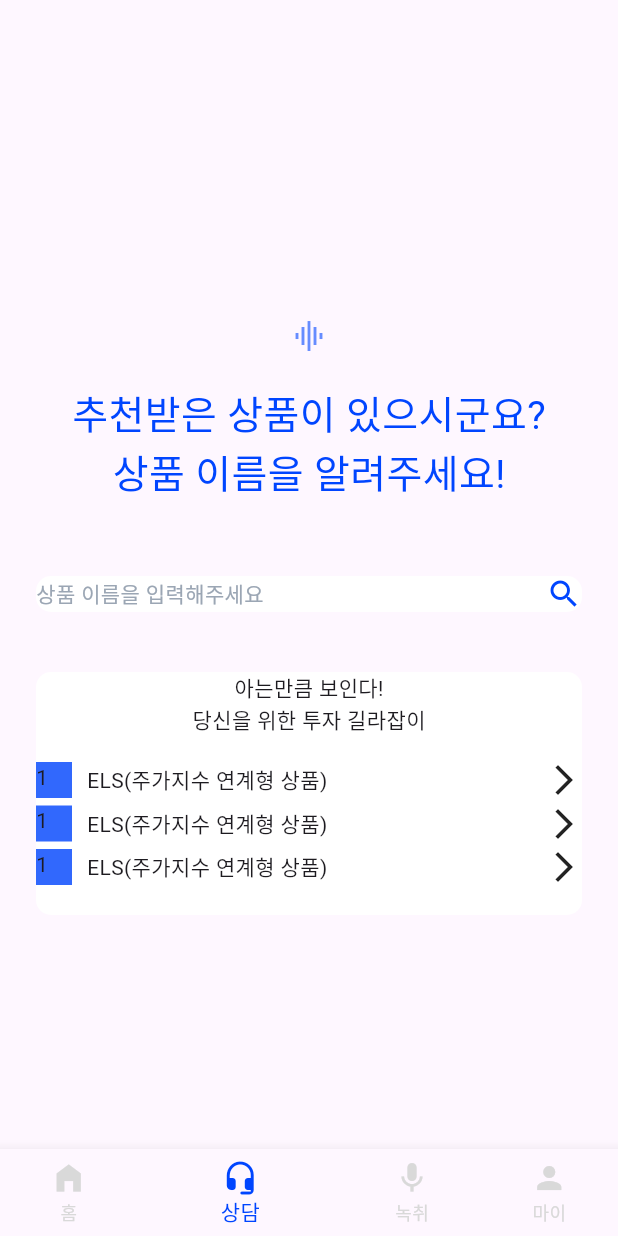
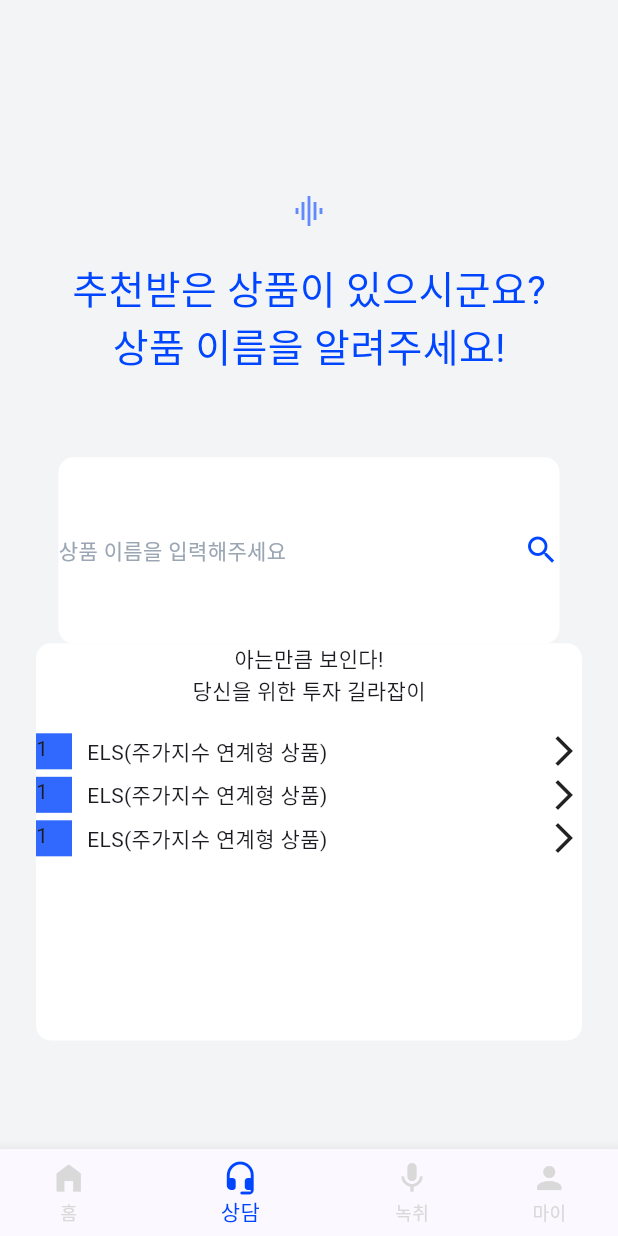
Before and after one commit to Naeun-privatebanker/Front, a Flutter app: the screen it shows after launch, on a phone screen of 412 x 824 dp. Run offline on Flutter 3.47's test engine with Material 3 defaults, Android fonts, the phone set to English and light mode, and no system bars.

Commit message:
set background&appBar coolor

```diff
--- a/lib/main.dart
+++ b/lib/main.dart
@@ -14,9 +14,14 @@ class MyApp extends StatelessWidget {
     return MaterialApp(
       title: 'Naeun',
       theme: ThemeData(
-        colorScheme: ColorScheme.fromSeed(seedColor: Colors.deepPurple),
+        colorScheme: ColorScheme.fromSeed(seedColor: const Color(0xff0045FF)),
+        scaffoldBackgroundColor: const Color(0xffF2F4F6),
+        appBarTheme: const AppBarTheme(
+          color: Color(0xffF2F4F6),
+        ),
         useMaterial3: true,
       ),
+      debugShowCheckedModeBanner: false,
       home: const TabControlScreen(index: 1),
     );
   }
--- a/lib/screens/consult_screen.dart
+++ b/lib/screens/consult_screen.dart
@@ -19,35 +19,53 @@ class _ConsultScreenState extends State<ConsultScreen> {
           mainAxisAlignment: MainAxisAlignment.center,
           crossAxisAlignment: CrossAxisAlignment.center,
           children: <Widget>[
+            Flexible(
+              flex: 4,
+              child: Column(
+                children: [
                   Icon(Icons.multitrack_audio_outlined, color: const Color(0xff0045FF).withOpacity(0.6),),
                   SizedBox(height: 20,),
                   Text('추천받은 상품이 있으시군요?', style: TextStyle(color: const Color(0xff0045FF), fontSize: 26),),
                   Text('상품 이름을 알려주세요!', style: TextStyle(color: const Color(0xff0045FF), fontSize: 26),),
-            SizedBox(height: 50,),
+                ],
+              )
+            ),
             // todo : 검색 기능 연결하기
-            Container(
+            Flexible(
+              flex: 3,
+              child: Container(
+                padding: const EdgeInsets.fromLTRB(0, 50, 0, 50),
+                margin: const EdgeInsets.fromLTRB(15, 0, 15, 0),
                 decoration: BoxDecoration(
                   borderRadius: BorderRadius.circular(10.0),
                   color: Colors.white,
                 ),
-              child: Row(
+                child: const Row(
                   mainAxisAlignment: MainAxisAlignment.spaceBetween,
                   children: [
-                  Text('상품 이름을 입력해주세요', style: TextStyle(color: const Color(0xff9BA6B4)),),
-                  Icon(Icons.search, color: const Color(0xff0045FF)),
+                    Text('상품 이름을 입력해주세요', style: TextStyle(color: Color(0xff9BA6B4)),),
+                    Icon(Icons.search, color: Color(0xff0045FF)),
                   ],
                 ),
               ),
-            SizedBox(height: 40,),
-            Container(
+            ),
+            Flexible(
+              flex: 6,
+              child: Container(
                 decoration: BoxDecoration(
                   borderRadius: BorderRadius.circular(10.0),
                   color: Colors.white,
                 ),
                 child: Column(
                   children: [
+                    Container(
+                      child: Column(
+                        children: [
                           Text('아는만큼 보인다!'),
                           Text('당신을 위한 투자 길라잡이'),
+                        ],
+                      ),
+                    ),
                     SizedBox(height: 18,),
                     Row(
                       mainAxisAlignment: MainAxisAlignment.spaceBetween,
@@ -108,7 +126,9 @@ class _ConsultScreenState extends State<ConsultScreen> {
                     SizedBox(height: 20,),
                   ],
                 ),
-            )
+              ),
+            ),
+            Flexible(child: SizedBox(), flex: 2),
           ]
         ),
       ),
```
Lines whose indentation alone changed are shown as unchanged.
